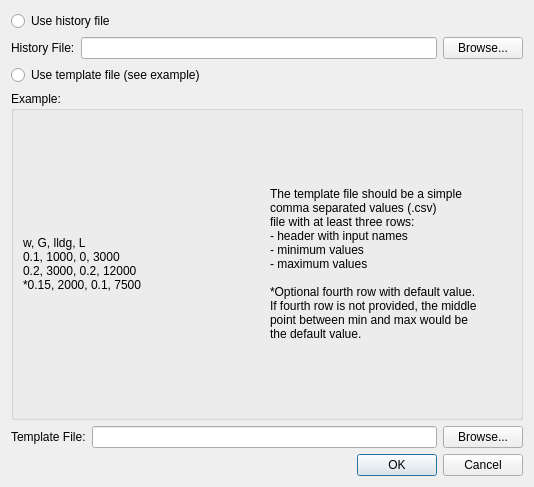
The window that foqus_lib/gui/sdoe/updateSDOEModelDialog_UI.ui (CCSI-Toolset/FOQUS) describes before a commit, drawn with Qt 5.
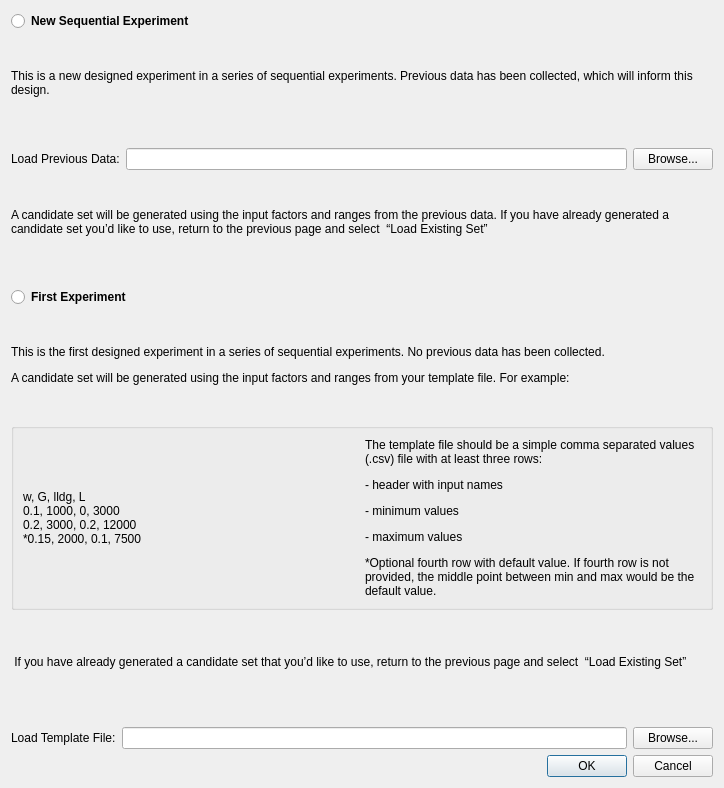
The same window after the commit.

Diff of the .ui file:
```diff
--- a/foqus_lib/gui/sdoe/updateSDOEModelDialog_UI.ui
+++ b/foqus_lib/gui/sdoe/updateSDOEModelDialog_UI.ui
@@ -6,8 +6,8 @@
    <rect>
     <x>0</x>
     <y>0</y>
-    <width>534</width>
-    <height>487</height>
+    <width>724</width>
+    <height>788</height>
    </rect>
   </property>
   <property name="windowTitle">
@@ -19,13 +19,30 @@
   <layout class="QVBoxLayout" name="verticalLayout">
    <item>
     <widget class="QRadioButton" name="historyRadioButton">
+     <property name="font">
+      <font>
+       <weight>75</weight>
+       <bold>true</bold>
+      </font>
+     </property>
      <property name="toolTip">
       <string>Choose this option if you want to
 use a historical file to generate
 your samples</string>
      </property>
      <property name="text">
-      <string>Use history file</string>
+      <string>New Sequential Experiment</string>
+     </property>
+    </widget>
+   </item>
+   <item>
+    <widget class="QLabel" name="newExperiment_static">
+     <property name="text">
+      <string>This is a new designed experiment in a series of sequential experiments. Previous data has been collected, which will inform this design.  
+</string>
+     </property>
+     <property name="wordWrap">
+      <bool>true</bool>
      </property>
     </widget>
    </item>
@@ -34,7 +51,7 @@
      <item>
       <widget class="QLabel" name="historyFileLabel">
        <property name="text">
-        <string>History File:</string>
+        <string>Load Previous Data:</string>
        </property>
       </widget>
      </item>
@@ -54,8 +71,25 @@
      </item>
     </layout>
    </item>
+   <item>
+    <widget class="QLabel" name="loadPrevious_static">
+     <property name="text">
+      <string>A candidate set will be generated using the input factors and ranges from the previous data. If you have already generated a candidate set you’d like to use, return to the previous page and select  “Load Existing Set”
+</string>
+     </property>
+     <property name="wordWrap">
+      <bool>true</bool>
+     </property>
+    </widget>
+   </item>
    <item>
     <widget class="QRadioButton" name="templateRadioButton">
+     <property name="font">
+      <font>
+       <weight>75</weight>
+       <bold>true</bold>
+      </font>
+     </property>
      <property name="toolTip">
       <string>Choose this option if you want to use a 
 template file to generate your samples.
@@ -63,14 +97,24 @@
 required to make this work.</string>
      </property>
      <property name="text">
-      <string>Use template file (see example)</string>
+      <string>First Experiment</string>
+     </property>
+    </widget>
+   </item>
+   <item>
+    <widget class="QLabel" name="firstExperiment_static">
+     <property name="text">
+      <string>&lt;html&gt;&lt;head/&gt;&lt;body&gt;&lt;p&gt;This is the first designed experiment in a series of sequential experiments. No previous data has been collected.&lt;/p&gt;&lt;p&gt;&lt;span style=&quot; font-family:'Calibri'; color:#000000;&quot;&gt;A candidate set will be generated using the input factors and ranges from your template file. For example:&lt;/span&gt;&lt;/p&gt;&lt;/body&gt;&lt;/html&gt;</string>
+     </property>
+     <property name="wordWrap">
+      <bool>true</bool>
      </property>
     </widget>
    </item>
    <item>
     <widget class="QGroupBox" name="exampleGroupBox">
      <property name="title">
-      <string>Example:</string>
+      <string/>
      </property>
      <layout class="QHBoxLayout" name="horizontalLayout_3">
       <item>
@@ -81,34 +125,47 @@
 0.2, 3000, 0.2, 12000
 *0.15, 2000, 0.1, 7500</string>
         </property>
+        <property name="scaledContents">
+         <bool>true</bool>
+        </property>
+        <property name="wordWrap">
+         <bool>false</bool>
+        </property>
        </widget>
       </item>
       <item>
        <widget class="QLabel" name="instructionsLabel">
         <property name="text">
-         <string>The template file should be a simple 
-comma separated values (.csv) 
-file with at least three rows:
-- header with input names
-- minimum values
-- maximum values
-
-*Optional fourth row with default value.
-If fourth row is not provided, the middle
-point between min and max would be
-the default value.</string>
+         <string>&lt;html&gt;&lt;head/&gt;&lt;body&gt;&lt;p&gt;The template file should be a simple comma separated values (.csv) file with at least three rows:&lt;/p&gt;&lt;p&gt;- header with input names&lt;/p&gt;&lt;p&gt;- minimum values&lt;/p&gt;&lt;p&gt;- maximum values&lt;/p&gt;&lt;p&gt;*Optional fourth row with default value. If fourth row is not provided, the middle point between min and max would be the default value.&lt;/p&gt;&lt;/body&gt;&lt;/html&gt;</string>
+        </property>
+        <property name="scaledContents">
+         <bool>true</bool>
+        </property>
+        <property name="wordWrap">
+         <bool>true</bool>
         </property>
        </widget>
       </item>
      </layout>
     </widget>
    </item>
+   <item>
+    <widget class="QLabel" name="loadTemplate_static">
+     <property name="text">
+      <string> If you have already generated a candidate set that you’d like to use, return to the previous page and select  “Load Existing Set” 
+</string>
+     </property>
+     <property name="wordWrap">
+      <bool>true</bool>
+     </property>
+    </widget>
+   </item>
    <item>
     <layout class="QHBoxLayout" name="horizontalLayout">
      <item>
       <widget class="QLabel" name="templateFileLabel">
        <property name="text">
-        <string>Template File:</string>
+        <string>Load Template File:</string>
        </property>
       </widget>
      </item>
```
Left out of the diff: 2 changed lines with no effect on the pictures.
